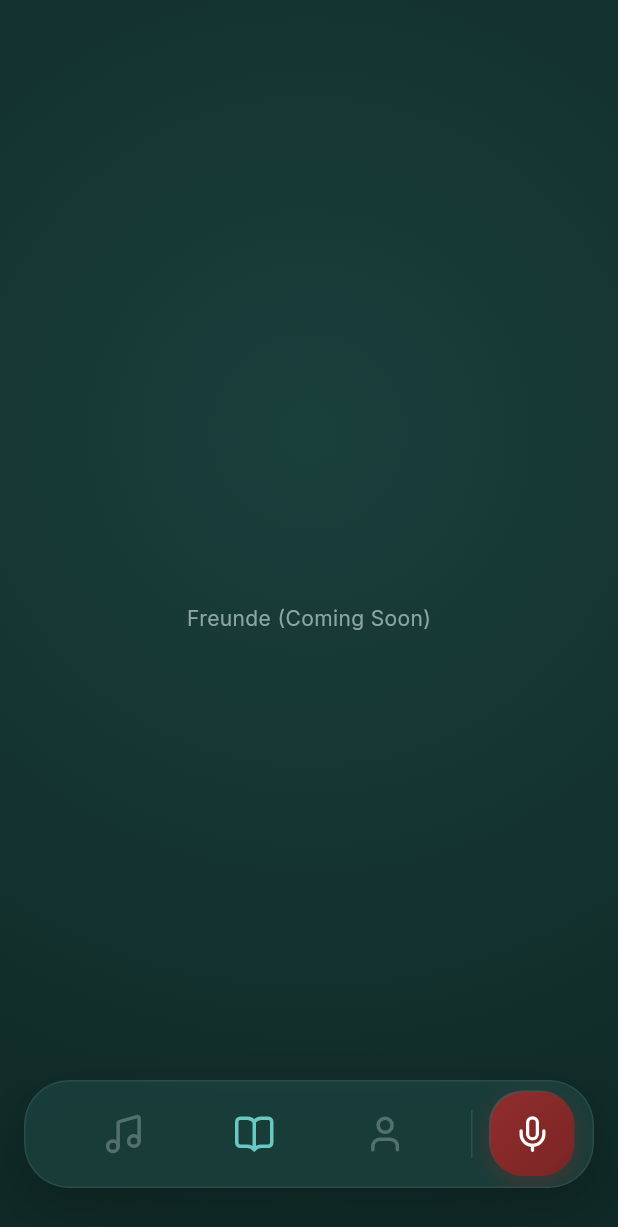
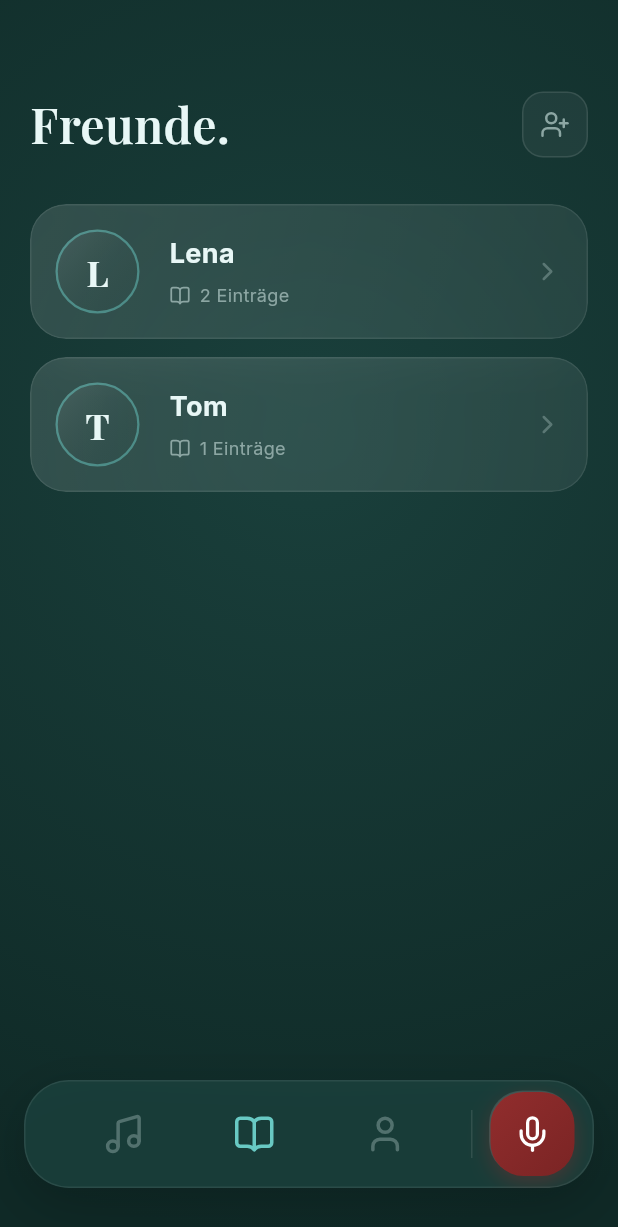
Before and after one commit to leonweinrich99/lately_app, a Flutter app: the screen it shows after launch, item 2 of the bottom bar chosen, on a phone screen of 412 x 824 dp. Shown: the top 1227 px of the screen. Run offline on Flutter 3.47's test engine with Material 3 defaults, Android fonts, the phone set to English and light mode, and no system bars; our stand-ins replace flutter_riverpod, google_fonts, just_audio, lucide_icons.

Commit message:
implementation of friendshiip screen und generell proffesionalisierung der app

```diff
--- a/lib/main.dart
+++ b/lib/main.dart
@@ -5,8 +5,11 @@ import 'package:google_fonts/google_fonts.dart';
 import 'src/core/theme/app_colors.dart';
 import 'src/shared/navigation/floating_bottom_nav.dart';
 import 'src/features/feed/presentation/feed_screen.dart';
+import 'src/features/friendship_book/presentation/friends_list_screen.dart';
+// Hier beide Screens importieren:
+import 'src/features/friendship_book/presentation/friendship_book_screen.dart';
+import 'src/features/friends/presentation/profile_screen.dart'; // Der "Alte" Screen
 import 'src/features/recorder/presentation/record_screen.dart';
-import 'src/features/friends/presentation/profile_screen.dart';
 
 void main() {
   SystemChrome.setSystemUIOverlayStyle(const SystemUiOverlayStyle(
@@ -52,8 +55,13 @@ class _MainScaffoldState extends State<MainScaffold> {
   int _currentIndex = 0;
 
   final List<Widget> _screens = [
+    // 1. Feed
     const FeedScreen(),
-    const Center(child: Text("Freunde (Coming Soon)")),
+
+    // 2. Freunde Liste (führt zu den Freundebüchern)
+    const FriendsListScreen(),
+
+    // 3. Mein Profil (Die alte Ansicht!)
     const ProfileScreen(),
   ];
 
@@ -62,7 +70,7 @@ class _MainScaffoldState extends State<MainScaffold> {
       PageRouteBuilder(
         pageBuilder: (context, animation, secondaryAnimation) => const RecordScreen(),
         transitionsBuilder: (context, animation, secondaryAnimation, child) {
-          const begin = Offset(0.0, 1.0); // Von unten einschweben
+          const begin = Offset(0.0, 1.0);
           const end = Offset.zero;
           const curve = Curves.easeOutQuart;
           var tween = Tween(begin: begin, end: end).chain(CurveTween(curve: curve));
@@ -78,7 +86,6 @@ class _MainScaffoldState extends State<MainScaffold> {
       extendBody: true,
       body: Stack(
         children: [
-          // Hintergrund
           Container(
             decoration: const BoxDecoration(
               gradient: RadialGradient(
@@ -89,13 +96,11 @@ class _MainScaffoldState extends State<MainScaffold> {
             ),
           ),
 
-          // Inhalt
           IndexedStack(
             index: _currentIndex,
             children: _screens,
           ),
 
-          // Navigation
           Positioned(
             left: 0,
             right: 0,
@@ -103,7 +108,7 @@ class _MainScaffoldState extends State<MainScaffold> {
             child: FloatingBottomNav(
               currentIndex: _currentIndex,
               onTap: (index) => setState(() => _currentIndex = index),
-              onRecordTap: _openRecorder, // Hier rufen wir die Funktion auf
+              onRecordTap: _openRecorder,
             ),
           ),
         ],
--- /dev/null
+++ b/lib/src/features/friendship_book/domain/friendship_book_model.dart
@@ -0,0 +1,41 @@
+// Umbenannt von ProfileEntry zu FriendshipBookEntry
+class FriendshipBookEntry {
+  final String id;
+  final String question; // z.B. "Mein aktueller Ohrwurm"
+  final String? audioUrl; // URL zur Aufnahme (null = nicht beantwortet)
+  final int durationSeconds; // Dauer der Aufnahme
+
+  const FriendshipBookEntry({
+    required this.id,
+    required this.question,
+    this.audioUrl,
+    this.durationSeconds = 0,
+  });
+
+  bool get hasAnswer => audioUrl != null;
+
+  String get formattedDuration {
+    if (!hasAnswer) return "";
+    final minutes = durationSeconds ~/ 60;
+    final seconds = durationSeconds % 60;
+    return '$minutes:${seconds.toString().padLeft(2, '0')}';
+  }
+}
+
+// Umbenannt von FriendProfile zu FriendshipBookProfile
+// Repräsentiert eine SEITE in einem Freundebuch
+class FriendshipBookProfile {
+  final String userId;
+  final String displayName;
+  final String avatarLetter; // z.B. "M"
+  final List<String> tags; // z.B. ["Musikliebhaber", "Kaffeefan"]
+  final List<FriendshipBookEntry> entries;
+
+  const FriendshipBookProfile({
+    required this.userId,
+    required this.displayName,
+    required this.avatarLetter,
+    this.tags = const [],
+    this.entries = const [],
+  });
+}
--- /dev/null
+++ b/lib/src/features/friendship_book/presentation/friends_list_screen.dart
@@ -0,0 +1,136 @@
+import 'package:flutter/material.dart';
+import 'package:flutter_riverpod/flutter_riverpod.dart';
+import 'package:google_fonts/google_fonts.dart';
+import 'package:lucide_icons/lucide_icons.dart';
+import '../../../core/theme/app_colors.dart';
+import '../../../core/widgets/glass_container.dart';
+import '../../friendship_book/data/friendship_book_repository.dart';
+import '../../friendship_book/domain/friendship_book_model.dart';
+import 'friendship_book_screen.dart';
+
+class FriendsListScreen extends ConsumerWidget {
+  const FriendsListScreen({super.key});
+
+  @override
+  Widget build(BuildContext context, WidgetRef ref) {
+    final friendsAsync = ref.watch(friendsListProvider);
+
+    return SingleChildScrollView(
+      padding: const EdgeInsets.fromLTRB(20, 60, 20, 120),
+      child: Column(
+        crossAxisAlignment: CrossAxisAlignment.start,
+        children: [
+          _buildHeader(),
+          const SizedBox(height: 30),
+
+          friendsAsync.when(
+            // Ich habe hier auf eine ListView umgestellt für breitere Kacheln
+            data: (friends) => _buildFriendsList(context, friends),
+            loading: () => const Center(child: Padding(padding: EdgeInsets.only(top: 100), child: CircularProgressIndicator(color: AppColors.accent))),
+            error: (err, _) => Text("Fehler: $err", style: const TextStyle(color: AppColors.alert)),
+          ),
+        ],
+      ),
+    );
+  }
+
+  Widget _buildHeader() {
+    return Row(
+      mainAxisAlignment: MainAxisAlignment.spaceBetween,
+      children: [
+        Text(
+          "Freunde.",
+          style: GoogleFonts.playfairDisplay(color: AppColors.textLight, fontSize: 32, fontWeight: FontWeight.w600),
+        ),
+        Container(
+          width: 44, height: 44,
+          decoration: BoxDecoration(color: Colors.white.withOpacity(0.05), borderRadius: BorderRadius.circular(14), border: Border.all(color: Colors.white.withOpacity(0.1))),
+          child: const Center(child: Icon(LucideIcons.userPlus, color: AppColors.textDim, size: 20)),
+        ),
+      ],
+    );
+  }
+
+  // Neue Listen-Ansicht (statt Grid)
+  Widget _buildFriendsList(BuildContext context, List<FriendshipBookProfile> friends) {
+    if (friends.isEmpty) {
+      return Center(child: Text("Noch keine Freunde.", style: GoogleFonts.inter(color: AppColors.textDim)));
+    }
+
+    return ListView.separated(
+      physics: const NeverScrollableScrollPhysics(),
+      shrinkWrap: true,
+      itemCount: friends.length,
+      separatorBuilder: (_, __) => const SizedBox(height: 12),
+      itemBuilder: (context, index) {
+        final friend = friends[index];
+        return _buildFriendListTile(context, friend);
+      },
+    );
+  }
+
+  // Breite Kachel (Row Layout)
+  Widget _buildFriendListTile(BuildContext context, FriendshipBookProfile friend) {
+    final answeredCount = friend.entries.where((e) => e.hasAnswer).length;
+
+    return GestureDetector(
+      onTap: () {
+        Navigator.of(context).push(
+          MaterialPageRoute(
+            builder: (_) => FriendshipBookScreen(userId: friend.userId),
+          ),
+        );
+      },
+      child: GlassContainer(
+        padding: const EdgeInsets.all(16),
+        child: Row(
+          children: [
+            // Avatar Links
+            Container(
+              width: 56, height: 56,
+              decoration: BoxDecoration(
+                shape: BoxShape.circle,
+                gradient: LinearGradient(colors: [Colors.white.withOpacity(0.1), Colors.transparent], begin: Alignment.topLeft, end: Alignment.bottomRight),
+                border: Border.all(color: AppColors.accent.withOpacity(0.5), width: 1.5),
+              ),
+              child: Center(
+                child: Text(
+                  friend.avatarLetter,
+                  style: GoogleFonts.playfairDisplay(fontSize: 24, fontWeight: FontWeight.bold, color: AppColors.textLight),
+                ),
+              ),
+            ),
+            const SizedBox(width: 20),
+
+            // Info Rechts
+            Expanded(
+              child: Column(
+                crossAxisAlignment: CrossAxisAlignment.start,
+                children: [
+                  Text(
+                    friend.displayName,
+                    style: GoogleFonts.inter(fontWeight: FontWeight.bold, color: AppColors.textLight, fontSize: 18),
+                  ),
+                  const SizedBox(height: 6),
+                  Row(
+                    children: [
+                      Icon(LucideIcons.bookOpen, size: 14, color: AppColors.textDim),
+                      const SizedBox(width: 6),
+                      Text(
+                        "$answeredCount Einträge",
+                        style: GoogleFonts.inter(fontSize: 12, color: AppColors.textDim),
+                      ),
+                    ],
+                  ),
+                ],
+              ),
+            ),
+
+            // Pfeil Indikator
+            Icon(LucideIcons.chevronRight, color: AppColors.textDim.withOpacity(0.5), size: 20),
+          ],
+        ),
+      ),
+    );
+  }
+}
```
Also changed, not shown: lib/src/features/feed/presentation/feed_screen.dart (+22 -10 lines), lib/src/features/friends/presentation/profile_screen.dart (+7 -30 lines), lib/src/features/friendship_book/data/friendship_book_repository.dart (added, +102 -0 lines), lib/src/features/friendship_book/presentation/friendship_book_screen.dart (added, +351 -0 lines).
